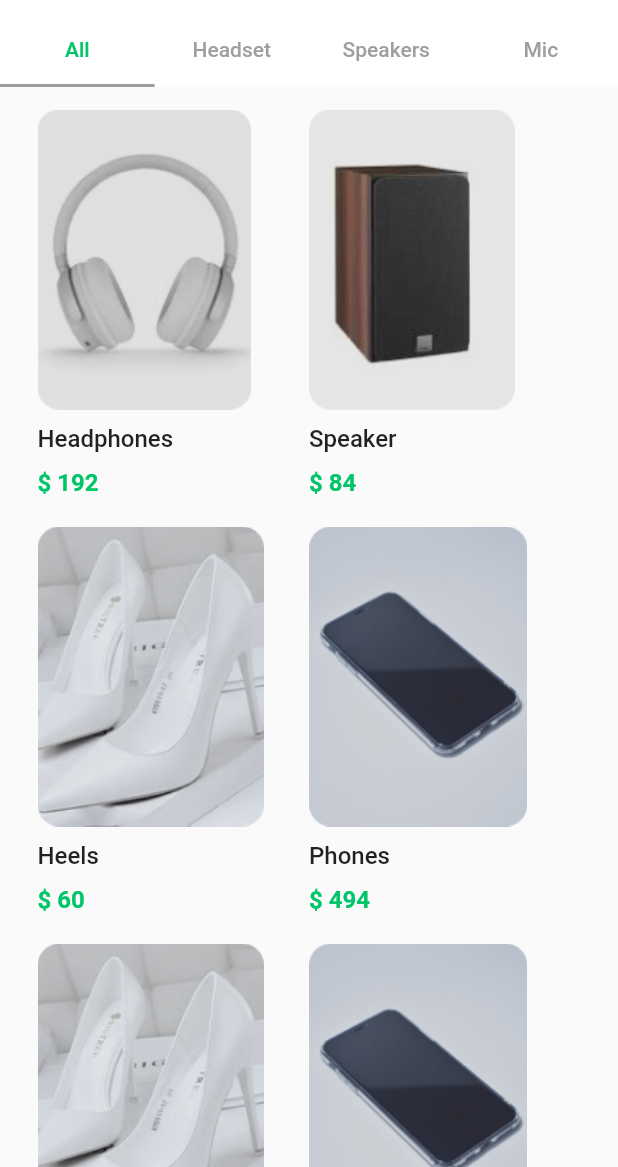
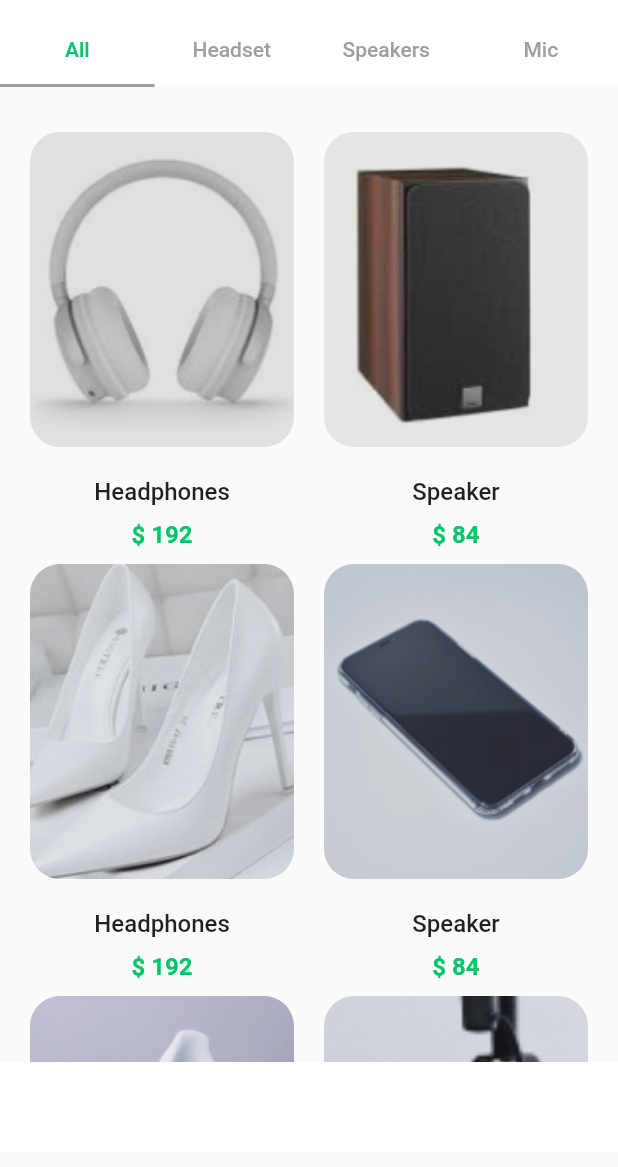
Before and after one commit to malavikaac/Flutter_Shopping_App_UI, a Flutter app: the ProductPage screen opened directly, on a phone screen of 412 x 824 dp, the part 69-1236 px from its top. Run offline on Flutter 3.47's test engine with Material 2 defaults, Android fonts, the phone set to English and light mode, and no system bars; our stand-ins replace flutter_svg.

Commit message:
fix - padding , feat - inserted a images

```diff
--- a/lib/bottom navigation pages/explrorepage/all_products_page.dart
+++ b/lib/bottom navigation pages/explrorepage/all_products_page.dart
@@ -13,19 +13,33 @@ class _AllProdudtsPageState extends State<AllProdudtsPage> {
   @override
   Widget build(BuildContext context) {
     return  Padding(
-      padding: const EdgeInsets.symmetric(horizontal:25,vertical: 15),
+      padding: const EdgeInsets.symmetric(vertical: 10),
+      child: Column(
+        children: [
+          Expanded(
+            child: SingleChildScrollView(
+              child: Column(
+                children: [
+                  Padding(
+                    padding: const EdgeInsets.all(10),
                     child: Column(
                       children: [
                         Row(
-                        mainAxisAlignment: MainAxisAlignment.spaceAround,
                           children: [
                             Expanded(
                               child: Column(
-                              crossAxisAlignment: CrossAxisAlignment.start,
                                 children: [
-                                SizedBox(
-                                    height: 200,
-                                    child: Image.asset("assets/images/headphones.png")),
+                                  Container(
+                                      margin: const EdgeInsets.all(10),
+                                      height: 210,
+                                      width: double.infinity,
+                                      child: ClipRRect(
+                                        borderRadius: BorderRadius.circular(20),
+                                        child: Image.asset(
+                                          "assets/images/headphones.png",
+                                          fit: BoxFit.fitWidth,
+                                        ),
+                                      )),
                                   const SizedBox(
                                     height: 10,
                                   ),
@@ -46,11 +60,18 @@ class _AllProdudtsPageState extends State<AllProdudtsPage> {
                             ),
                             Expanded(
                               child: Column(
-                              crossAxisAlignment: CrossAxisAlignment.start,
                                 children: [
-                                SizedBox(
-                                    height: 200,
-                                    child: Image.asset("assets/images/speaker.png")),
+                                  Container(
+                                      margin: EdgeInsets.all(10),
+                                      height: 210,
+                                      width: double.infinity,
+                                      child: ClipRRect(
+                                        borderRadius: BorderRadius.circular(20),
+                                        child: Image.asset(
+                                          "assets/images/speaker.png",
+                                          fit: BoxFit.cover,
+                                        ),
+                                      )),
                                   const SizedBox(
                                     height: 10,
                                   ),
@@ -71,30 +92,35 @@ class _AllProdudtsPageState extends State<AllProdudtsPage> {
                             ),
                           ],
                         ),
-                      const SizedBox(height:20,),
                         Row(
-                  mainAxisAlignment: MainAxisAlignment.spaceAround,
                           children: [
                             Expanded(
                               child: Column(
-                        crossAxisAlignment: CrossAxisAlignment.start,
                                 children: [
-                          SizedBox(
-                              height: 200,
-                              child: Image.asset("assets/images/heels.png")),
+                                  Container(
+                                      margin: const EdgeInsets.all(10),
+                                      height: 210,
+                                      width: double.infinity,
+                                      child: ClipRRect(
+                                        borderRadius: BorderRadius.circular(20),
+                                        child: Image.asset(
+                                          "assets/images/heels.png",
+                                          fit: BoxFit.fitWidth,
+                                        ),
+                                      )),
                                   const SizedBox(
                                     height: 10,
                                   ),
                                   myWidget.titleText(
                                       fontWeight: FontWeight.w500,
-                              text: "Heels",
+                                      text: "Headphones",
                                       fontSize: 16), //product name
                                   const SizedBox(
                                     height: 10,
                                   ),
                                   myWidget.titleText(
                                       fontWeight: FontWeight.w600,
-                              text: "\$ 60",
+                                      text: "\$ 192",
                                       fontSize: 16,
                                       color: myColors.greenColor), //product price
                                 ],
@@ -102,24 +128,31 @@ class _AllProdudtsPageState extends State<AllProdudtsPage> {
                             ),
                             Expanded(
                               child: Column(
-                        crossAxisAlignment: CrossAxisAlignment.start,
                                 children: [
-                          SizedBox(
-                              height: 200,
-                              child: Image.asset("assets/images/phone.png")),
+                                  Container(
+                                      margin: EdgeInsets.all(10),
+                                      height: 210,
+                                      width: double.infinity,
+                                      child: ClipRRect(
+                                        borderRadius: BorderRadius.circular(20),
+                                        child: Image.asset(
+                                          "assets/images/phone.png",
+                                          fit: BoxFit.cover,
+                                        ),
+                                      )),
                                   const SizedBox(
                                     height: 10,
                                   ),
                                   myWidget.titleText(
                                       fontWeight: FontWeight.w500,
-                              text: "Phones",
+                                      text: "Speaker",
                                       fontSize: 16), //product name
                                   const SizedBox(
                                     height: 10,
                                   ),
                                   myWidget.titleText(
                                       fontWeight: FontWeight.w600,
-                              text: "\$ 494",
+                                      text: "\$ 84",
                                       fontSize: 16,
                                       color: myColors.greenColor), //product price
                                 ],
@@ -127,30 +160,35 @@ class _AllProdudtsPageState extends State<AllProdudtsPage> {
                             ),
                           ],
                         ),
-                      const SizedBox(height:20,),
                         Row(
-                  mainAxisAlignment: MainAxisAlignment.spaceAround,
                           children: [
                             Expanded(
                               child: Column(
-                        crossAxisAlignment: CrossAxisAlignment.start,
                                 children: [
-                          SizedBox(
-                              height: 200,
-                              child: Image.asset("assets/images/heels.png")),
+                                  Container(
+                                      margin: const EdgeInsets.all(10),
+                                      height: 210,
+                                      width: double.infinity,
+                                      child: ClipRRect(
+                                        borderRadius: BorderRadius.circular(20),
+                                        child: Image.asset(
+                                          "assets/images/shoe.png",
+                                          fit: BoxFit.fitWidth,
+                                        ),
+                                      )),
                                   const SizedBox(
                                     height: 10,
                                   ),
                                   myWidget.titleText(
                                       fontWeight: FontWeight.w500,
-                              text: "Heels",
+                                      text: "shoe",
                                       fontSize: 16), //product name
                                   const SizedBox(
                                     height: 10,
                                   ),
                                   myWidget.titleText(
                                       fontWeight: FontWeight.w600,
-                              text: "\$ 60",
+                                      text: "\$ 192",
                                       fontSize: 16,
                                       color: myColors.greenColor), //product price
                                 ],
@@ -158,24 +196,31 @@ class _AllProdudtsPageState extends State<AllProdudtsPage> {
                             ),
                             Expanded(
                               child: Column(
-                        crossAxisAlignment: CrossAxisAlignment.start,
                                 children: [
-                          SizedBox(
-                              height: 200,
-                              child: Image.asset("assets/images/phone.png")),
+                                  Container(
+                                      margin: EdgeInsets.all(10),
+                                      height: 210,
+                                      width: double.infinity,
+                                      child: ClipRRect(
+                                        borderRadius: BorderRadius.circular(20),
+                                        child: Image.asset(
+                                          "assets/images/mic.png",
+                                          fit: BoxFit.cover,
+                                        ),
+                                      )),
                                   const SizedBox(
                                     height: 10,
                                   ),
                                   myWidget.titleText(
                                       fontWeight: FontWeight.w500,
-                              text: "Phones",
+                                      text: "mic",
                                       fontSize: 16), //product name
                                   const SizedBox(
                                     height: 10,
                                   ),
                                   myWidget.titleText(
                                       fontWeight: FontWeight.w600,
-                              text: "\$ 494",
+                                      text: "\$ 84",
                                       fontSize: 16,
                                       color: myColors.greenColor), //product price
                                 ],
@@ -185,6 +230,18 @@ class _AllProdudtsPageState extends State<AllProdudtsPage> {
                         ),
                       ],
                     ),
+                  ),
+
+                ],
+              ),
+            ),
+          ),
+          Container(
+            height: 60,
+            color:Colors.white,
+          )
+        ],
+      ),
     );
   }
 }
--- a/lib/bottom navigation pages/explrorepage/explore_Page.dart
+++ b/lib/bottom navigation pages/explrorepage/explore_Page.dart
@@ -1,7 +1,7 @@
 import 'package:flutter/material.dart';
 import '../../constants/colors.dart';
 import '../../constants/widgets.dart';
-import 'main.dart';
+import 'main_page.dart';
 
 class ExplorePage extends StatelessWidget {
   const ExplorePage({Key? key}) : super(key: key);
--- a/lib/bottom navigation pages/explrorepage/main.dart
+++ b/lib/bottom navigation pages/explrorepage/main_page.dart
@@ -59,7 +59,7 @@ class _ProductPageState extends State<ProductPage> {
         ),
         body:  const TabBarView(
           children: [
-          Column(children: [AllProdudtsPage()]),
+         AllProdudtsPage(),
             Center(
               child: Text("Headset"),
             ),
```
Also changed, not shown: assets/images/shoe.png. Lines whose indentation alone changed are shown as unchanged.
